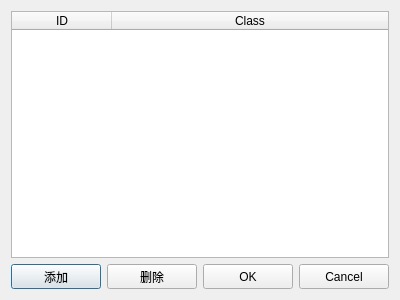
This is Src/classeditor.ui in LX050724/LabelingMachine as Qt 5 draws it before an edit. The edited form follows.
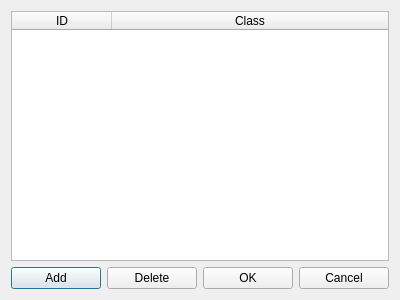
This is the edited form.

Commit message: 删除所有中文代码,改用翻译文件

```diff
--- a/Src/classeditor.ui
+++ b/Src/classeditor.ui
@@ -90,7 +90,7 @@
         </size>
        </property>
        <property name="text">
-        <string>添加</string>
+        <string>Add</string>
        </property>
       </widget>
      </item>
@@ -103,7 +103,7 @@
         </size>
        </property>
        <property name="text">
-        <string>删除</string>
+        <string>Delete</string>
        </property>
       </widget>
      </item>
```
The commit also changes 23 other files.
